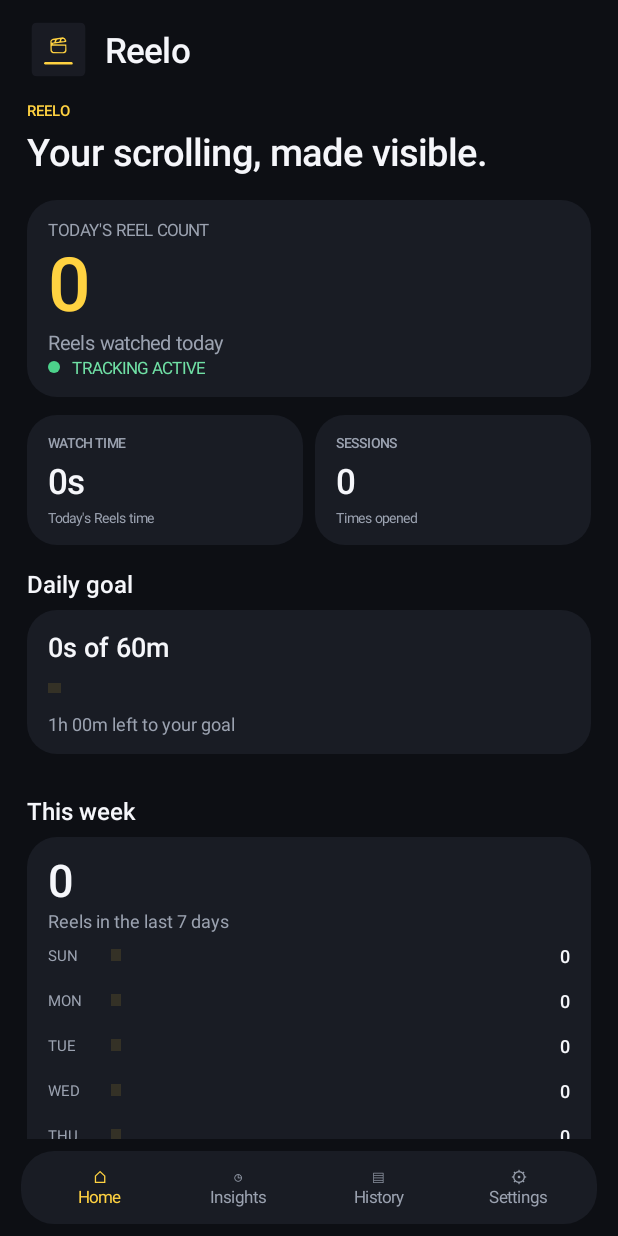
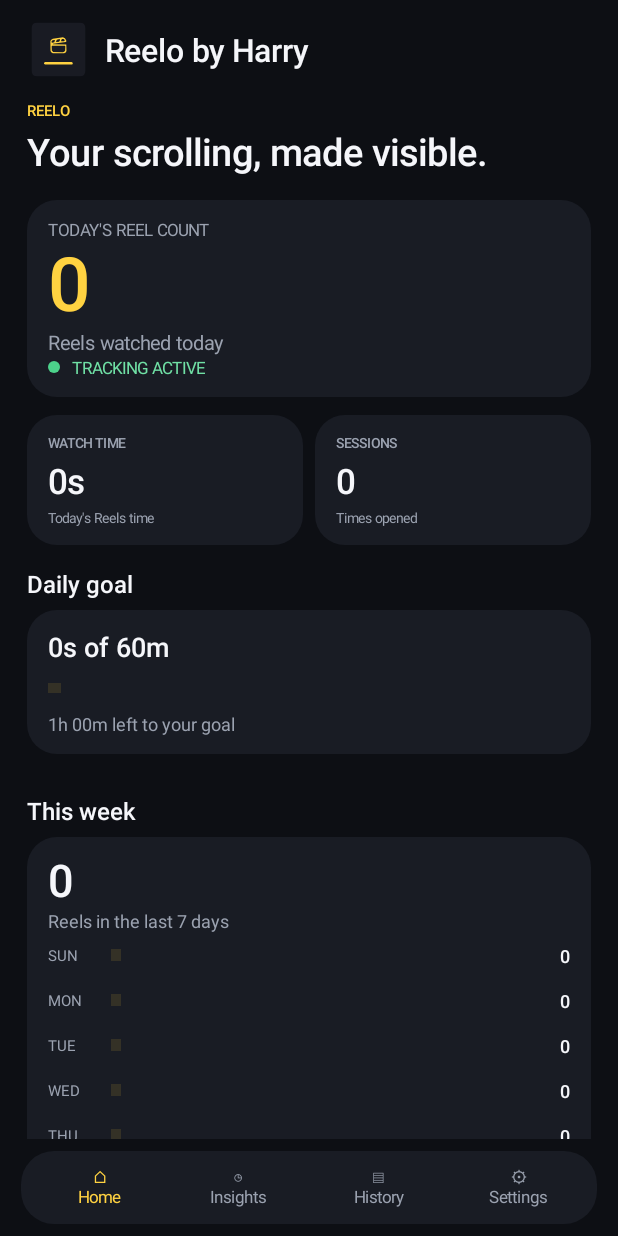
Before and after one commit to 23f2001612/ReelCounter, an Android app: the screen it shows after launch (MainActivity), on a phone screen of 412 x 824 dp. Run offline under Robolectric (Android 15) with nearby library versions, the phone set to English and light mode, and no system bars.

Commit message:
Show Reelo by Harry in left-aligned in-app header

```diff
--- a/app/src/main/java/com/reelcounter/MainActivity.kt
+++ b/app/src/main/java/com/reelcounter/MainActivity.kt
@@ -269,7 +269,7 @@ class MainActivity : Activity() {
             layoutParams = LinearLayout.LayoutParams(dp(42), dp(42)).apply { rightMargin = dp(10) }
         }
         brand.addView(mark)
-        brand.addView(label("Reelo", white, 23f, true))
+        brand.addView(label("Reelo by Harry", white, 21f, true))
         page.addView(brand)
         page.addView(label(title, yellow, 10f, true).apply {
             setPadding(0, dp(13), 0, dp(2))
```
